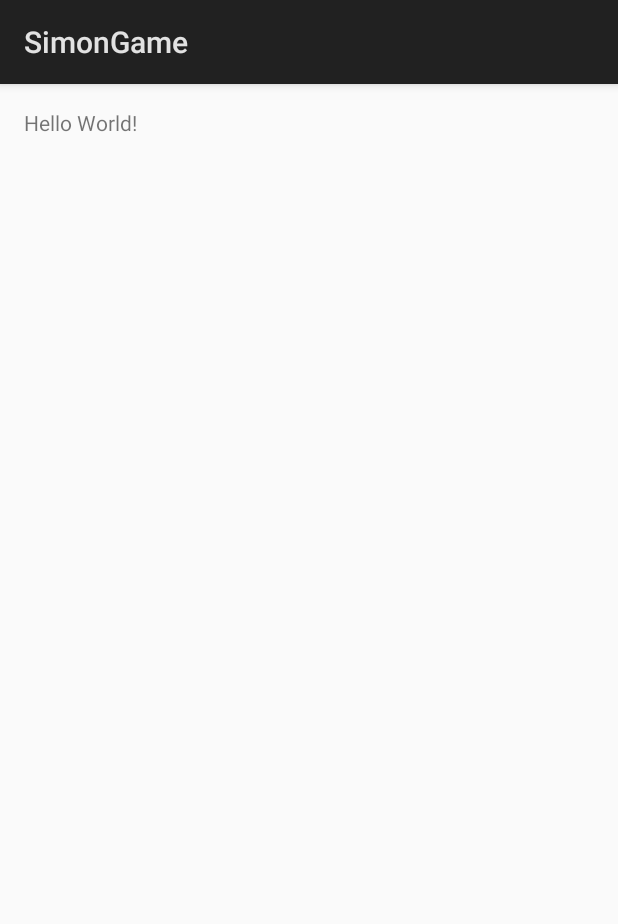
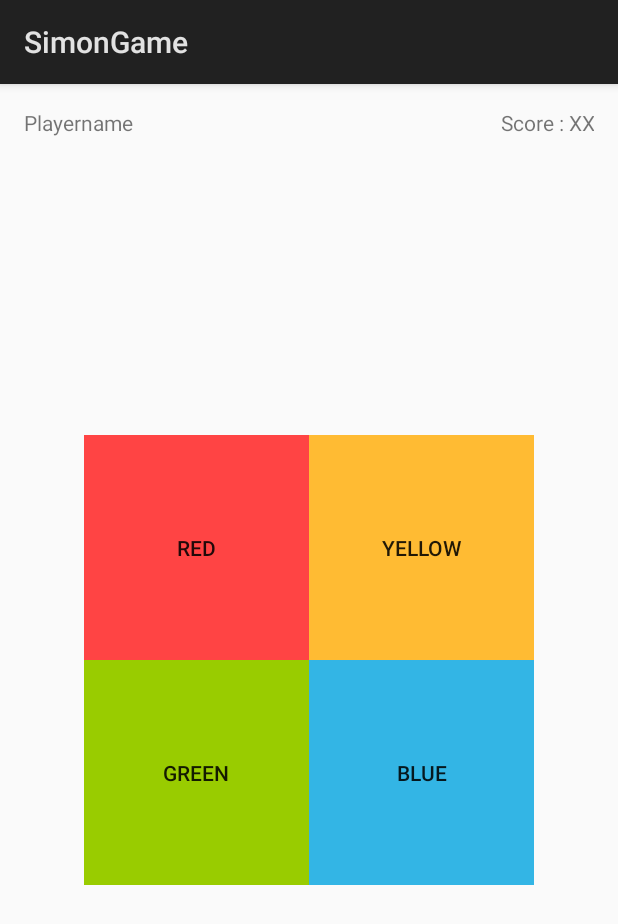
Before and after one commit to Jensderond/SimonTheGame, an Android app: the layout activity_main.xml on its own in the app's theme, with its tools: preview values and no code run, on a phone screen of 412 x 824 dp. Shown: the top 924 px of the screen. Run offline under Robolectric (Android 15) with nearby library versions, the phone set to English and light mode, and no system bars.

Commit message:
Added : Classic gamemode activity + Gamelayout

```diff
--- a/SimonGame/app/build.gradle
+++ b/SimonGame/app/build.gradle
@@ -24,5 +24,6 @@ dependencies {
     androidTestCompile('com.android.support.test.espresso:espresso-core:2.2.2', {
         exclude group: 'com.android.support', module: 'support-annotations'
     })
+    compile 'com.android.support:appcompat-v7:25.1.0'
     testCompile 'junit:junit:4.12'
 }
--- a/SimonGame/app/src/main/AndroidManifest.xml
+++ b/SimonGame/app/src/main/AndroidManifest.xml
@@ -1,24 +1,23 @@
 <?xml version="1.0" encoding="utf-8"?>
 <manifest xmlns:android="http://schemas.android.com/apk/res/android"
-    package="com.example.jensderond.simongame" >
+    package="com.example.jensderond.simongame">
 
     <application
         android:allowBackup="true"
         android:icon="@mipmap/ic_launcher"
         android:label="@string/app_name"
         android:supportsRtl="true"
-        android:theme="@style/AppTheme" >
-        <activity android:name=".MainActivity" >
+        android:theme="@style/AppTheme">
+        <activity android:name=".MainActivity">
             <intent-filter>
                 <action android:name="android.intent.action.MAIN" />
 
                 <category android:name="android.intent.category.LAUNCHER" />
             </intent-filter>
         </activity>
-        <activity android:name=".InstructionsActivity" >
-        </activity>
-        <activity android:name=".AboutUsActivity" >
-        </activity>
+        <activity android:name=".InstructionsActivity"></activity>
+        <activity android:name=".AboutUsActivity"></activity>
+        <activity android:name=".ClassicActivity"></activity>
     </application>
 
 </manifest>
--- /dev/null
+++ b/SimonGame/app/src/main/java/com/example/jensderond/simongame/ClassicActivity.java
@@ -0,0 +1,13 @@
+package com.example.jensderond.simongame;
+
+import android.support.v7.app.AppCompatActivity;
+import android.os.Bundle;
+
+public class ClassicActivity extends AppCompatActivity {
+
+    @Override
+    protected void onCreate(Bundle savedInstanceState) {
+        super.onCreate(savedInstanceState);
+        setContentView(R.layout.activity_main);
+    }
+}
--- a/SimonGame/app/src/main/java/com/example/jensderond/simongame/MainActivity.java
+++ b/SimonGame/app/src/main/java/com/example/jensderond/simongame/MainActivity.java
@@ -8,7 +8,7 @@ import android.widget.Button;
 
 public class MainActivity extends Activity {
 
-    Button instructionsButton, aboutusButton;
+    Button instructionsButton, aboutusButton, classicbutton;
 
     @Override
     protected void onCreate(Bundle savedInstanceState) {
@@ -17,6 +17,7 @@ public class MainActivity extends Activity {
 
         aboutusButton = (Button) findViewById(R.id.button_about_us);
         instructionsButton = (Button) findViewById(R.id.button_instructions);
+        classicbutton = (Button) findViewById(R.id.button_start);
 
         setOnClickListeners();
     }
@@ -34,5 +35,11 @@ public class MainActivity extends Activity {
                 startActivity(intent);
             }
         });
+        classicbutton.setOnClickListener(new View.OnClickListener(){
+            public void onClick(View v){
+                Intent intent = new Intent(getApplicationContext(),ClassicActivity.class);
+                startActivity(intent);
+            }
+        });
     }
 }
--- a/SimonGame/app/src/main/res/layout/activity_main.xml
+++ b/SimonGame/app/src/main/res/layout/activity_main.xml
@@ -5,14 +5,92 @@
     android:id="@+id/activity_main"
     android:layout_width="match_parent"
     android:layout_height="match_parent"
-    android:paddingLeft="@dimen/activity_horizontal_margin"
-    android:paddingRight="@dimen/activity_horizontal_margin"
     android:paddingTop="@dimen/activity_vertical_margin"
     android:paddingBottom="@dimen/activity_vertical_margin"
+    android:paddingLeft="16dp"
+    android:paddingRight="16dp"
     tools:context="com.example.jensderond.simongame.MainActivity">
 
-    <TextView
-        android:layout_width="wrap_content"
-        android:layout_height="wrap_content"
-        android:text="Hello World!" />
+    <LinearLayout
+        android:orientation="horizontal"
+        android:layout_width="match_parent"
+        android:layout_height="50dp"
+        android:id="@+id/tekstholder">
+
+        <TextView
+            android:text="Playername"
+            android:layout_width="wrap_content"
+            android:layout_height="match_parent"
+            android:id="@+id/Playername"
+            android:layout_weight="1" />
+
+        <TextView
+            android:text="Score : XX"
+            android:layout_width="wrap_content"
+            android:layout_height="match_parent"
+            android:id="@+id/Score"
+            android:gravity="right"
+            android:layout_weight="1" />
+    </LinearLayout>
+
+    <LinearLayout
+        android:orientation="vertical"
+        android:layout_width="300dp"
+        android:layout_height="300dp"
+        android:weightSum="1"
+        android:layout_centerVertical="true"
+        android:layout_centerHorizontal="true"
+        android:id="@+id/buttonholder">
+
+        <LinearLayout
+            android:orientation="horizontal"
+            android:layout_width="match_parent"
+            android:layout_height="150dp"
+            android:id="@+id/upperbuttons">
+
+            <Button
+                android:text="Red"
+                android:layout_width="wrap_content"
+                android:layout_height="match_parent"
+                android:layout_gravity="left"
+                android:id="@+id/buttonRed"
+                android:background="@android:color/holo_red_light"
+                android:layout_weight="1" />
+
+            <Button
+                android:text="Yellow"
+                android:layout_width="wrap_content"
+                android:layout_height="match_parent"
+                android:layout_gravity="right"
+                android:id="@+id/buttonYellow"
+                android:background="@android:color/holo_orange_light"
+                android:layout_weight="1" />
+        </LinearLayout>
+
+        <LinearLayout
+            android:orientation="horizontal"
+            android:layout_width="match_parent"
+            android:layout_height="match_parent"
+            android:id="@+id/lowerbuttons">
+
+            <Button
+                android:text="Green"
+                android:layout_width="wrap_content"
+                android:layout_height="match_parent"
+                android:layout_gravity="right"
+                android:id="@+id/buttonGreen"
+                android:background="@android:color/holo_green_light"
+                android:layout_weight="1" />
+
+            <Button
+                android:text="Blue"
+                android:layout_width="wrap_content"
+                android:layout_height="match_parent"
+                android:layout_gravity="bottom"
+                android:id="@+id/buttonBlue"
+                android:background="@android:color/holo_blue_light"
+                android:layout_weight="1" />
+        </LinearLayout>
+
+    </LinearLayout>
 </RelativeLayout>
```
